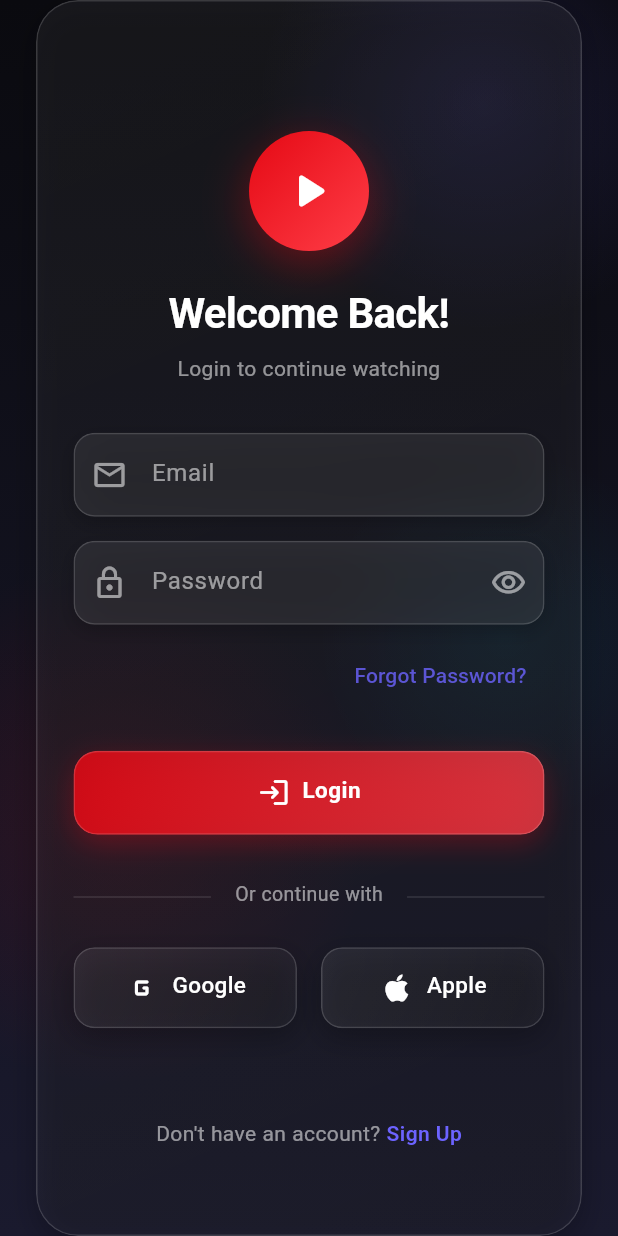
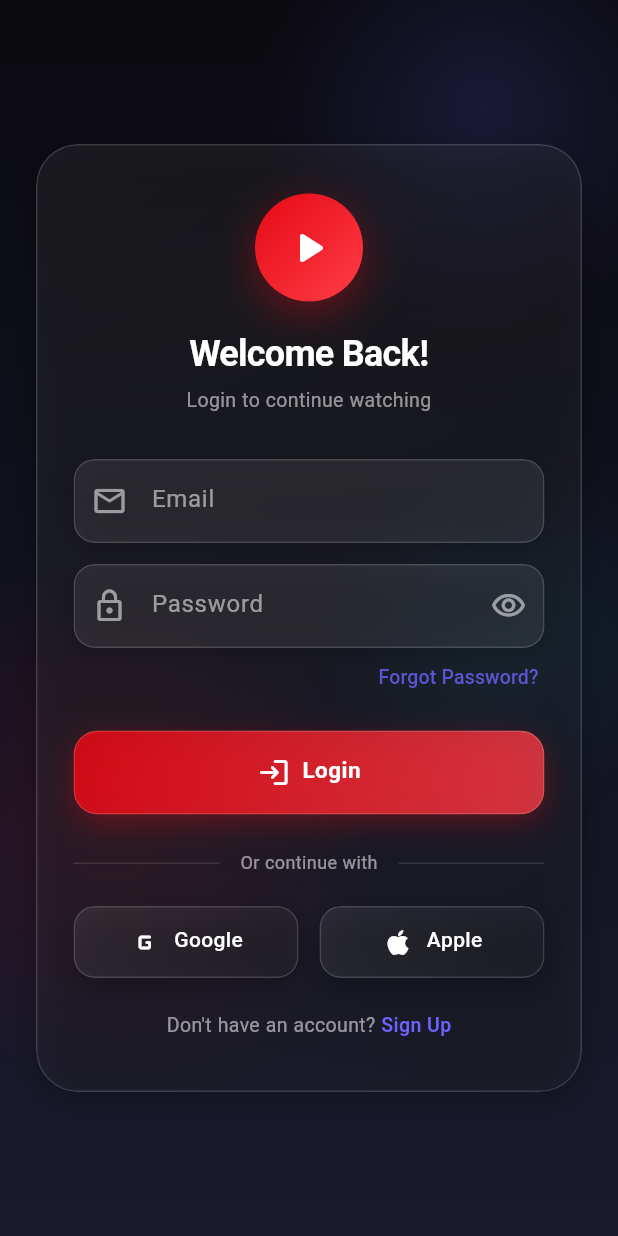
Before and after one commit to amirs2h/nextup, a Flutter app: the screen it shows after launch, on a phone screen of 412 x 824 dp. Run offline on Flutter 3.47's test engine with Material 3 defaults, Android fonts, the phone set to English and light mode, and no system bars; our stand-ins replace app_links, cached_network_image, dio, equatable, fl_chart, flutter_bloc and 7 more; accounts and stored records are empty.

Commit message:
fix: Redesign login page UI + fix web white screen
Login page:
- Remove SliverFillRemaining (was stretching form to full screen)
- Use SingleChildScrollView + Center with max width 420px
- Remove excessive Spacer widgets
- Use MainAxisSize.min on Column
- Reduce padding and spacing for tighter layout
- Better font sizes and consistent spacing
- Standard button padding

Web:
- Remove broken @font-face for Vazirmatn-VF.woff2 (file doesn't exist)
- Flutter loads Vazirmatn from bundled TTF assets via pubspec.yaml

flutter analyze: 0 errors

```diff
--- a/lib/features/auth/presentation/pages/login_page.dart
+++ b/lib/features/auth/presentation/pages/login_page.dart
@@ -103,31 +103,30 @@ class _LoginPageState extends State<LoginPage> with SingleTickerProviderStateMix
             }
           },
           child: SafeArea(
-            child: CustomScrollView(
-              slivers: [
-                SliverFillRemaining(
-                  hasScrollBody: false,
-                  child: Padding(
-                    padding: const EdgeInsets.symmetric(horizontal: 24),
+            child: Center(
+              child: SingleChildScrollView(
+                padding: const EdgeInsets.symmetric(horizontal: 24, vertical: 32),
                 child: FadeTransition(
                   opacity: _fadeAnimation,
                   child: SlideTransition(
                     position: _slideAnimation,
+                    child: ConstrainedBox(
+                      constraints: const BoxConstraints(maxWidth: 420),
                       child: GlassContainer(
-                          padding: const EdgeInsets.all(24),
+                        padding: const EdgeInsets.symmetric(horizontal: 24, vertical: 32),
                         borderRadius: BorderRadius.circular(28),
                         opacity: 0.06,
                         child: Form(
                           key: _formKey,
                           child: Column(
+                            mainAxisSize: MainAxisSize.min,
                             crossAxisAlignment: CrossAxisAlignment.stretch,
                             children: [
-                              const Spacer(flex: 2),
                               // Logo
                               Center(
                                 child: Container(
-                                  width: 80,
-                                  height: 80,
+                                  width: 72,
+                                  height: 72,
                                   decoration: BoxDecoration(
                                     shape: BoxShape.circle,
                                     gradient: AppColors.primaryGradient,
@@ -139,28 +138,28 @@ class _LoginPageState extends State<LoginPage> with SingleTickerProviderStateMix
                                       ),
                                     ],
                                   ),
-                                  child: const Icon(Icons.play_arrow_rounded, size: 40, color: Colors.white),
+                                  child: const Icon(Icons.play_arrow_rounded, size: 36, color: Colors.white),
                                 ),
                               ),
-                              const SizedBox(height: 24),
+                              const SizedBox(height: 20),
                               // Title
                               Text(
                                 'Welcome Back!',
                                 style: TextStyle(
-                                  fontSize: 28,
+                                  fontSize: 24,
                                   fontWeight: FontWeight.bold,
                                   color: AppColors.text(context),
                                   letterSpacing: -0.5,
                                 ),
                                 textAlign: TextAlign.center,
                               ),
-                              const SizedBox(height: 6),
+                              const SizedBox(height: 4),
                               Text(
                                 'Login to continue watching',
-                                style: TextStyle(fontSize: 14, color: AppColors.textMuted(context)),
+                                style: TextStyle(fontSize: 13, color: AppColors.textMuted(context)),
                                 textAlign: TextAlign.center,
                               ),
-                              const Spacer(flex: 1),
+                              const SizedBox(height: 28),
                               // Email Field
                               GlassTextField(
                                 controller: _emailController,
@@ -173,7 +172,7 @@ class _LoginPageState extends State<LoginPage> with SingleTickerProviderStateMix
                                   return null;
                                 },
                               ),
-                              const SizedBox(height: 16),
+                              const SizedBox(height: 14),
                               // Password Field
                               GlassTextField(
                                 controller: _passwordController,
@@ -192,7 +191,7 @@ class _LoginPageState extends State<LoginPage> with SingleTickerProviderStateMix
                                   return null;
                                 },
                               ),
-                              const SizedBox(height: 12),
+                              const SizedBox(height: 8),
                               // Forgot Password
                               Align(
                                 alignment: Alignment.centerRight,
@@ -245,13 +244,18 @@ class _LoginPageState extends State<LoginPage> with SingleTickerProviderStateMix
                                       }
                                     }
                                   },
+                                  style: TextButton.styleFrom(
+                                    padding: const EdgeInsets.symmetric(horizontal: 4, vertical: 4),
+                                    minimumSize: Size.zero,
+                                    tapTargetSize: MaterialTapTargetSize.shrinkWrap,
+                                  ),
                                   child: Text(
                                     'Forgot Password?',
-                              style: TextStyle(color: AppColors.electricPurple.withValues(alpha: 0.8), fontWeight: FontWeight.w500),
+                                    style: TextStyle(color: AppColors.electricPurple.withValues(alpha: 0.8), fontWeight: FontWeight.w500, fontSize: 13),
                                   ),
                                 ),
                               ),
-                        const SizedBox(height: 24),
+                              const SizedBox(height: 20),
                               // Login Button
                               BlocBuilder<AuthCubit, AuthState>(
                                 builder: (context, state) {
@@ -262,19 +266,19 @@ class _LoginPageState extends State<LoginPage> with SingleTickerProviderStateMix
                                   );
                                 },
                               ),
-                        const SizedBox(height: 32),
+                              const SizedBox(height: 24),
                               // Divider
                               Row(
                                 children: [
                                   Expanded(child: Container(height: 1, color: AppColors.border(context))),
                                   Padding(
-                              padding: const EdgeInsets.symmetric(horizontal: 16),
-                              child: Text('Or continue with', style: TextStyle(color: AppColors.textMuted(context), fontSize: 13)),
+                                    padding: const EdgeInsets.symmetric(horizontal: 14),
+                                    child: Text('Or continue with', style: TextStyle(color: AppColors.textMuted(context), fontSize: 12)),
                                   ),
                                   Expanded(child: Container(height: 1, color: AppColors.border(context))),
                                 ],
                               ),
-                        const SizedBox(height: 24),
+                              const SizedBox(height: 20),
                               // Social Buttons
                               Row(
                                 children: [
@@ -288,7 +292,7 @@ class _LoginPageState extends State<LoginPage> with SingleTickerProviderStateMix
                                       },
                                     ),
                                   ),
-                            const SizedBox(width: 16),
+                                  const SizedBox(width: 14),
                                   Expanded(
                                     child: _buildSocialButton(
                                       context,
@@ -303,19 +307,18 @@ class _LoginPageState extends State<LoginPage> with SingleTickerProviderStateMix
                                   ),
                                 ],
                               ),
-                        const Spacer(flex: 2),
+                              const SizedBox(height: 24),
                               // Register Link
                               Row(
                                 mainAxisAlignment: MainAxisAlignment.center,
                                 children: [
-                            Text("Don't have an account? ", style: TextStyle(color: AppColors.textMuted(context))),
+                                  Text("Don't have an account? ", style: TextStyle(color: AppColors.textMuted(context), fontSize: 13)),
                                   GestureDetector(
                                     onTap: () => context.go('/register'),
-                              child: const Text('Sign Up', style: TextStyle(color: AppColors.electricPurple, fontWeight: FontWeight.w600)),
+                                    child: const Text('Sign Up', style: TextStyle(color: AppColors.electricPurple, fontWeight: FontWeight.w600, fontSize: 13)),
                                   ),
                                 ],
                               ),
-                        const Spacer(flex: 1),
                             ],
                           ),
                         ),
@@ -324,7 +327,6 @@ class _LoginPageState extends State<LoginPage> with SingleTickerProviderStateMix
                   ),
                 ),
               ),
-            ],
             ),
           ),
         ),
@@ -336,14 +338,14 @@ class _LoginPageState extends State<LoginPage> with SingleTickerProviderStateMix
     return GestureDetector(
       onTap: onTap,
       child: GlassContainer(
-        padding: const EdgeInsets.symmetric(vertical: 14),
+        padding: const EdgeInsets.symmetric(vertical: 12),
         borderRadius: BorderRadius.circular(14),
         child: Row(
           mainAxisAlignment: MainAxisAlignment.center,
           children: [
-            Icon(icon, color: AppColors.text(context), size: 24),
+            Icon(icon, color: AppColors.text(context), size: 22),
             const SizedBox(width: 8),
-            Text(label, style: TextStyle(color: AppColors.text(context), fontSize: 15, fontWeight: FontWeight.w500)),
+            Text(label, style: TextStyle(color: AppColors.text(context), fontSize: 14, fontWeight: FontWeight.w500)),
           ],
         ),
       ),
```
Also changed, not shown: 1 other file. Lines whose indentation alone changed are shown as unchanged.
